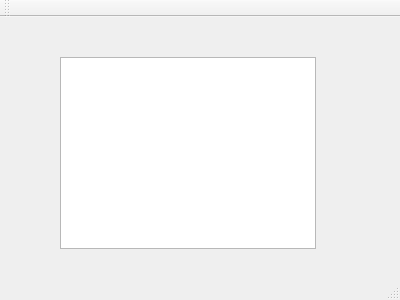
Above: wincom/wincommainwindow.ui from atlas1988/Qt before the change. Below: the same form after it.
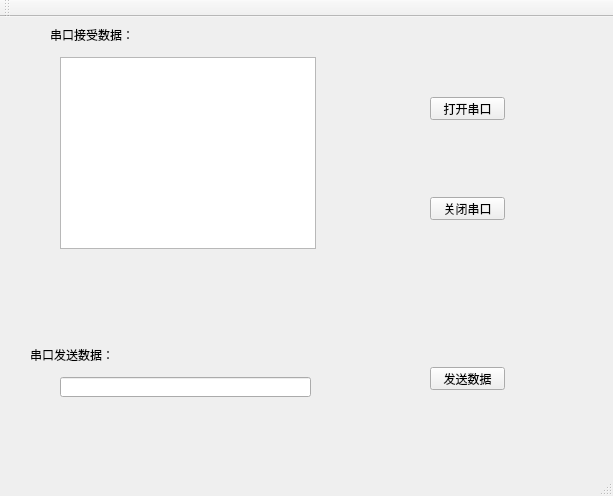
That is the form after the change.

Commit message: wincom realize UART open close send function

Patch:
```diff
--- a/wincom/wincommainwindow.ui
+++ b/wincom/wincommainwindow.ui
@@ -6,8 +6,8 @@
    <rect>
     <x>0</x>
     <y>0</y>
-    <width>400</width>
-    <height>300</height>
+    <width>613</width>
+    <height>496</height>
    </rect>
   </property>
   <property name="windowTitle">
@@ -24,6 +24,81 @@
      </rect>
     </property>
    </widget>
+   <widget class="QLabel" name="label">
+    <property name="geometry">
+     <rect>
+      <x>50</x>
+      <y>10</y>
+      <width>101</width>
+      <height>16</height>
+     </rect>
+    </property>
+    <property name="text">
+     <string>串口接受数据：</string>
+    </property>
+   </widget>
+   <widget class="QLabel" name="label_2">
+    <property name="geometry">
+     <rect>
+      <x>30</x>
+      <y>330</y>
+      <width>201</width>
+      <height>16</height>
+     </rect>
+    </property>
+    <property name="text">
+     <string>串口发送数据：</string>
+    </property>
+   </widget>
+   <widget class="QPushButton" name="openMyComBtn">
+    <property name="geometry">
+     <rect>
+      <x>430</x>
+      <y>80</y>
+      <width>75</width>
+      <height>23</height>
+     </rect>
+    </property>
+    <property name="text">
+     <string>打开串口</string>
+    </property>
+   </widget>
+   <widget class="QPushButton" name="closeMyComBtn">
+    <property name="geometry">
+     <rect>
+      <x>430</x>
+      <y>180</y>
+      <width>75</width>
+      <height>23</height>
+     </rect>
+    </property>
+    <property name="text">
+     <string>关闭串口</string>
+    </property>
+   </widget>
+   <widget class="QPushButton" name="sendMsgBtn">
+    <property name="geometry">
+     <rect>
+      <x>430</x>
+      <y>350</y>
+      <width>75</width>
+      <height>23</height>
+     </rect>
+    </property>
+    <property name="text">
+     <string>发送数据</string>
+    </property>
+   </widget>
+   <widget class="QLineEdit" name="sendMsgLineEdit">
+    <property name="geometry">
+     <rect>
+      <x>60</x>
+      <y>360</y>
+      <width>251</width>
+      <height>20</height>
+     </rect>
+    </property>
+   </widget>
   </widget>
   <widget class="QMenuBar" name="menuBar">
    <property name="geometry">
```
Left out of the diff: 2 changed lines with no effect on the pictures. The commit also changes 4 other files.
